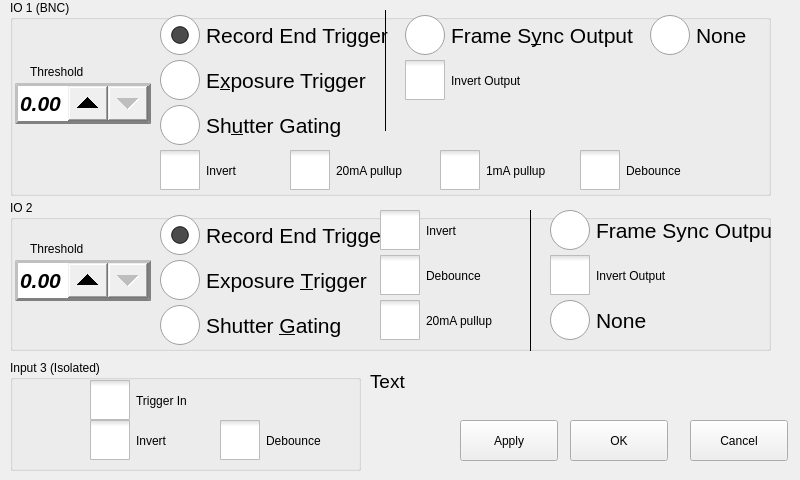
Above: src/iosettingswindow.ui from krontech/chronos-cam-app before the change. Below: the same form after it.
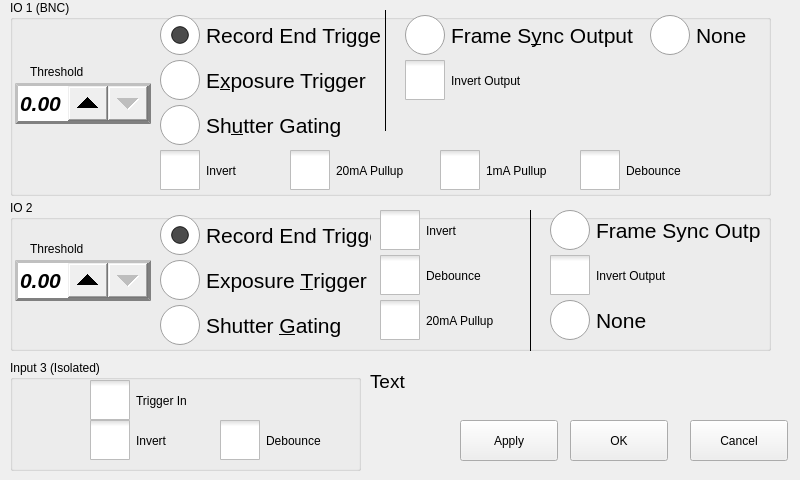
That is the form after the change. Custom widgets are drawn as their Qt base class.

What changed in the file:
```diff
--- a/src/iosettingswindow.ui
+++ b/src/iosettingswindow.ui
@@ -69,7 +69,7 @@
      <rect>
       <x>150</x>
       <y>15</y>
-      <width>241</width>
+      <width>221</width>
       <height>41</height>
      </rect>
     </property>
@@ -96,7 +96,7 @@
      <rect>
       <x>150</x>
       <y>60</y>
-      <width>241</width>
+      <width>221</width>
       <height>41</height>
      </rect>
     </property>
@@ -177,7 +177,7 @@
      <rect>
       <x>430</x>
       <y>150</y>
-      <width>151</width>
+      <width>131</width>
       <height>41</height>
      </rect>
     </property>
@@ -188,7 +188,7 @@
 }</string>
     </property>
     <property name="text">
-     <string>1mA pullup</string>
+     <string>1mA Pullup</string>
     </property>
    </widget>
    <widget class="QCheckBox" name="chkIO1Pull">
@@ -196,7 +196,7 @@
      <rect>
       <x>280</x>
       <y>150</y>
-      <width>151</width>
+      <width>141</width>
       <height>41</height>
      </rect>
     </property>
@@ -207,7 +207,7 @@
 }</string>
     </property>
     <property name="text">
-     <string>20mA pullup</string>
+     <string>20mA Pullup</string>
     </property>
    </widget>
    <widget class="QLabel" name="label">
@@ -268,7 +268,7 @@
      <rect>
       <x>150</x>
       <y>105</y>
-      <width>231</width>
+      <width>221</width>
       <height>41</height>
      </rect>
     </property>
@@ -360,7 +360,7 @@
      <rect>
       <x>540</x>
       <y>10</y>
-      <width>231</width>
+      <width>211</width>
       <height>41</height>
      </rect>
     </property>
@@ -384,7 +384,7 @@
      <rect>
       <x>150</x>
       <y>15</y>
-      <width>241</width>
+      <width>211</width>
       <height>41</height>
      </rect>
     </property>
@@ -430,7 +430,7 @@
      <rect>
       <x>370</x>
       <y>55</y>
-      <width>151</width>
+      <width>141</width>
       <height>41</height>
      </rect>
     </property>
@@ -468,7 +468,7 @@
      <rect>
       <x>370</x>
       <y>100</y>
-      <width>151</width>
+      <width>141</width>
       <height>41</height>
      </rect>
     </property>
@@ -479,7 +479,7 @@
 }</string>
     </property>
     <property name="text">
-     <string>20mA pullup</string>
+     <string>20mA Pullup</string>
     </property>
    </widget>
    <widget class="QLabel" name="label_2">
@@ -540,7 +540,7 @@
      <rect>
       <x>150</x>
       <y>60</y>
-      <width>241</width>
+      <width>211</width>
       <height>41</height>
      </rect>
     </property>
@@ -564,7 +564,7 @@
      <rect>
       <x>150</x>
       <y>105</y>
-      <width>231</width>
+      <width>211</width>
       <height>41</height>
      </rect>
     </property>
@@ -706,7 +706,7 @@
      <rect>
       <x>210</x>
       <y>60</y>
-      <width>151</width>
+      <width>131</width>
       <height>41</height>
      </rect>
     </property>
@@ -725,7 +725,7 @@
      <rect>
       <x>80</x>
       <y>20</y>
-      <width>151</width>
+      <width>121</width>
       <height>41</height>
      </rect>
     </property>
```
Left out of the diff: 3 changed lines with no effect on the pictures.
